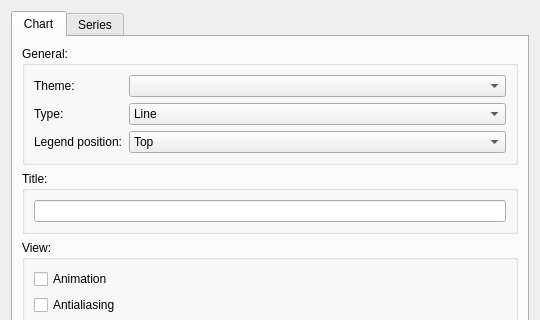
verbkinm2/WTF_Viewer, file graph/panelwidget.ui: the form before one commit; both pictures show x 0 to 540 and y 0 to 320 of the 540 by 616 pixel window.
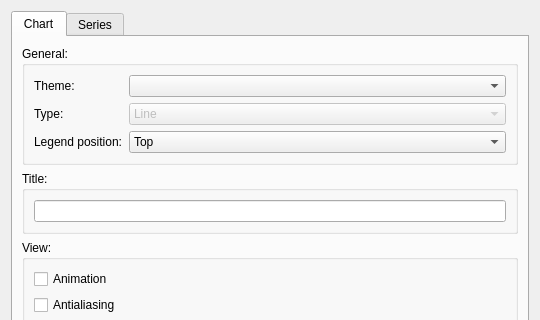
The form after the commit. Icons and pictures are not drawn.

What changed in the file:
```diff
--- a/graph/panelwidget.ui
+++ b/graph/panelwidget.ui
@@ -62,6 +62,9 @@
           </item>
           <item row="1" column="1">
            <widget class="QComboBox" name="seriesType">
+            <property name="enabled">
+             <bool>false</bool>
+            </property>
             <item>
              <property name="text">
               <string>Line</string>
```
Left out of the diff: 2 changed lines with no effect on the pictures.
